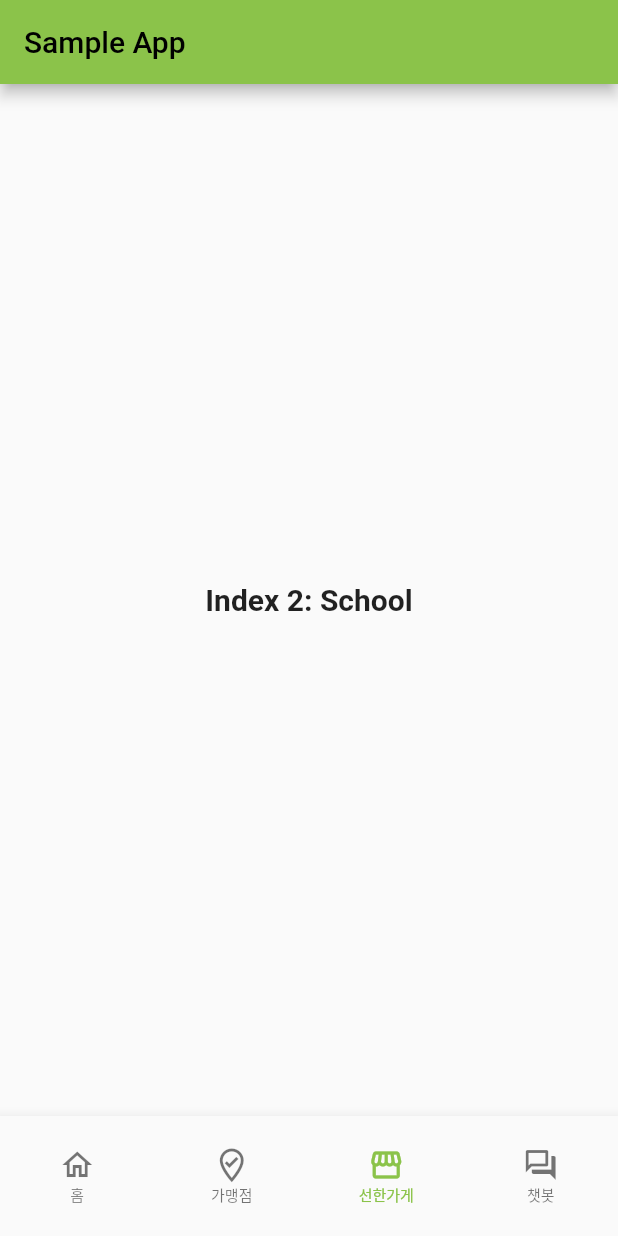
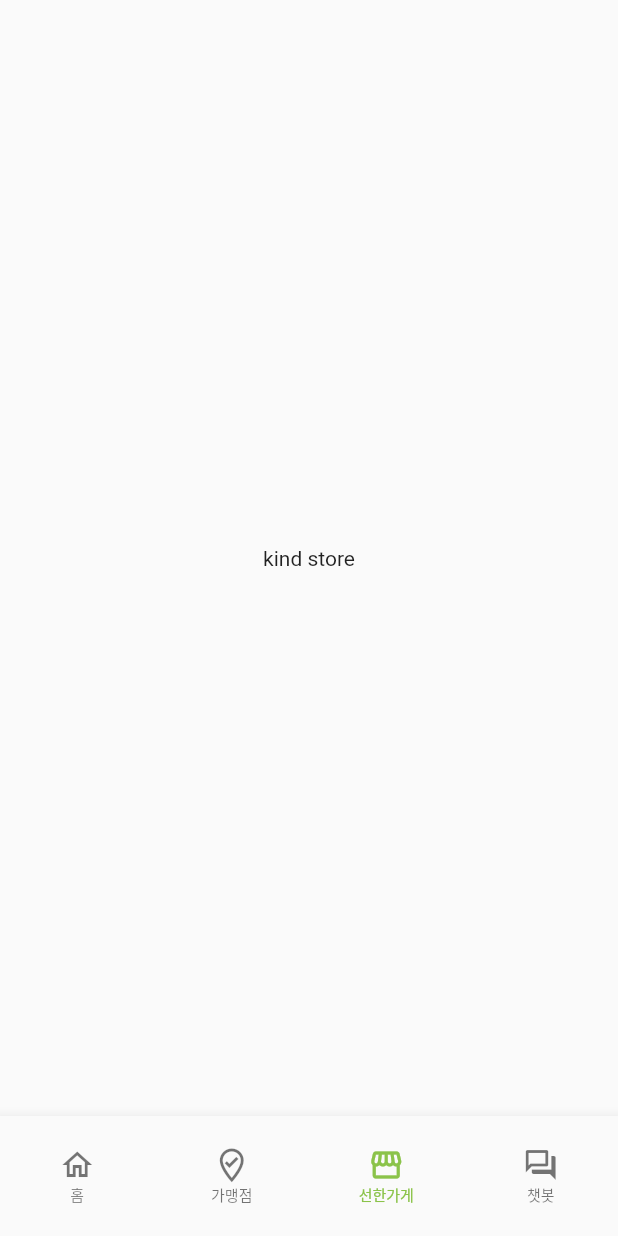
Before and after one commit to SeoulOpendataContest/client, a Flutter app: the screen it shows after launch, item 3 of the bottom bar chosen, on a phone screen of 412 x 824 dp. Run offline on Flutter 3.47's test engine with Material 2 defaults, Android fonts, the light colour scheme and no system bars.

Commit message:
page class add

```diff
--- a/client/lib/app.dart
+++ b/client/lib/app.dart
@@ -1,4 +1,9 @@
 import 'package:flutter/material.dart';
+
+import 'pages/home.dart';
+import 'pages/store.dart';
+import 'pages/kindstore.dart';
+import 'pages/chat.dart';
 
 class MainApp extends StatefulWidget {
   const MainApp({super.key});
@@ -9,25 +14,12 @@ class MainApp extends StatefulWidget {
 
 class _MainApp extends State<MainApp> {
   int _selectedIndex = 0;
-  static const TextStyle optionStyle =
-      TextStyle(fontSize: 20, fontWeight: FontWeight.bold);
-  static const List<Widget> _widgetOptions = <Widget>[
-    Text(
-      'Index 0: Home',
-      style: optionStyle,
-    ),
-    Text(
-      'Index 1: Business',
-      style: optionStyle,
-    ),
-    Text(
-      'Index 2: School',
-      style: optionStyle,
-    ),
-    Text(
-      'Index 2: School',
-      style: optionStyle,
-    ),
+
+  final List<Widget> _widgetOptions = <Widget>[
+    HomePage(),
+    StorePage(),
+    KindStorePage(),
+    ChatPage(),
   ];
 
   void _onItemTapped(int index) {
@@ -39,9 +31,6 @@ class _MainApp extends State<MainApp> {
   @override
   Widget build(BuildContext context) {
     return Scaffold(
-        appBar: AppBar(
-          title: const Text('Sample App'),
-        ),
         body: Center(
           child: _widgetOptions.elementAt(_selectedIndex),
         ),
@@ -70,10 +59,8 @@ class _MainApp extends State<MainApp> {
             //selectedItemColor: Colors.amber[800],
             onTap: _onItemTapped,
             type: BottomNavigationBarType.fixed,
-            //text size
             selectedFontSize: 10,
             unselectedFontSize: 10,
-            //hieght
           ),
         ));
   }
--- a/client/lib/main.dart
+++ b/client/lib/main.dart
@@ -3,12 +3,12 @@ import 'package:flutter/material.dart';
 import 'app.dart';
 
 void main() {
-  runApp(const Main());
+  runApp(Main());
 }
 
 class Main extends StatelessWidget {
-  const Main({super.key});
-
+  Main({super.key});
+  bool isToken = false;
   @override
   Widget build(BuildContext context) {
     return MaterialApp(
--- a/client/lib/pages/card.dart
+++ b/client/lib/pages/card.dart
@@ -0,0 +1,6 @@
+import 'package:flutter/material.dart';
+
+// make card widget
+Widget cardPage({context}) {
+  return Container();
+}
--- a/client/lib/pages/kindstore.dart
+++ b/client/lib/pages/kindstore.dart
@@ -0,0 +1,20 @@
+import 'package:flutter/material.dart';
+
+class KindStorePage extends StatefulWidget {
+  const KindStorePage({super.key});
+  @override
+  KindStorePageState createState() => KindStorePageState();
+}
+
+class KindStorePageState extends State<KindStorePage> {
+  @override
+  Widget build(BuildContext context) {
+    return Scaffold(
+      body: Container(
+        child: Center(
+          child: Text('kind store'),
+        ),
+      ),
+    );
+  }
+}
```
Also changed, not shown: client/lib/pages/chat.dart (+20 -0 lines), client/lib/pages/home.dart (+20 -0 lines), client/lib/pages/store.dart (+19 -0 lines), client/lib/signin.dart (+20 -0 lines), client/lib/signup.dart (+20 -0 lines).
